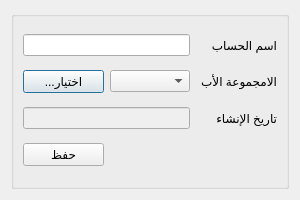
Above: Ui_GroupEdit.ui from rabee361/E-commerce2 before the change. Below: the same form after it.
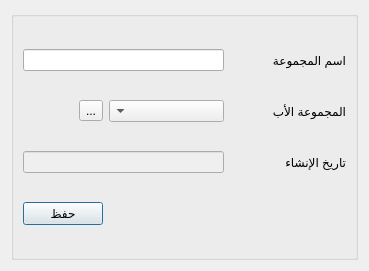
That is the form after the change.

```diff
--- a/Ui_GroupEdit.ui
+++ b/Ui_GroupEdit.ui
@@ -6,8 +6,8 @@
    <rect>
     <x>0</x>
     <y>0</y>
-    <width>300</width>
-    <height>200</height>
+    <width>369</width>
+    <height>271</height>
    </rect>
   </property>
   <property name="minimumSize">
@@ -18,71 +18,71 @@
   </property>
   <property name="maximumSize">
    <size>
-    <width>300</width>
-    <height>200</height>
+    <width>600</width>
+    <height>400</height>
    </size>
   </property>
   <property name="windowTitle">
    <string>تعديل معلومات المجموعة</string>
   </property>
   <property name="layoutDirection">
-   <enum>Qt::RightToLeft</enum>
+   <enum>Qt::LeftToRight</enum>
   </property>
   <layout class="QGridLayout" name="gridLayout">
    <item row="0" column="0">
     <widget class="QGroupBox" name="groupBox">
      <property name="layoutDirection">
-      <enum>Qt::LeftToRight</enum>
+      <enum>Qt::RightToLeft</enum>
      </property>
      <property name="title">
       <string/>
      </property>
      <layout class="QGridLayout" name="gridLayout_2">
-      <item row="0" column="0" colspan="2">
-       <widget class="QLineEdit" name="name_input"/>
+      <item row="3" column="0">
+       <widget class="QLabel" name="label_3">
+        <property name="text">
+         <string>تاريخ الإنشاء</string>
+        </property>
+       </widget>
       </item>
-      <item row="0" column="2">
+      <item row="4" column="2">
+       <widget class="QPushButton" name="save_btn">
+        <property name="text">
+         <string>حفظ</string>
+        </property>
+       </widget>
+      </item>
+      <item row="0" column="0">
        <widget class="QLabel" name="label">
         <property name="text">
-         <string>اسم الحساب</string>
+         <string>اسم المجموعة</string>
         </property>
        </widget>
       </item>
-      <item row="1" column="0">
-       <widget class="QPushButton" name="select_parent_btn">
-        <property name="text">
-         <string>...اختيار</string>
-        </property>
-       </widget>
-      </item>
-      <item row="1" column="1">
-       <widget class="QComboBox" name="parent_combobox"/>
-      </item>
-      <item row="1" column="2">
+      <item row="2" column="0">
        <widget class="QLabel" name="label_2">
         <property name="text">
-         <string>الامجموعة الأب</string>
+         <string>المجموعة الأب</string>
         </property>
        </widget>
       </item>
-      <item row="2" column="0" colspan="2">
+      <item row="3" column="1" colspan="2">
        <widget class="QLineEdit" name="date_input">
         <property name="enabled">
          <bool>false</bool>
         </property>
        </widget>
       </item>
+      <item row="0" column="1" colspan="2">
+       <widget class="QLineEdit" name="name_input"/>
+      </item>
+      <item row="2" column="1">
+       <widget class="QComboBox" name="parent_combobox"/>
+      </item>
       <item row="2" column="2">
-       <widget class="QLabel" name="label_3">
+       <widget class="QToolButton" name="select_parent_btn">
         <property name="text">
-         <string>تاريخ الإنشاء</string>
-        </property>
-       </widget>
-      </item>
-      <item row="3" column="0">
-       <widget class="QPushButton" name="save_btn">
-        <property name="text">
-         <string>حفظ</string>
+         <string>...</string>
         </property>
        </widget>
       </item>
```
